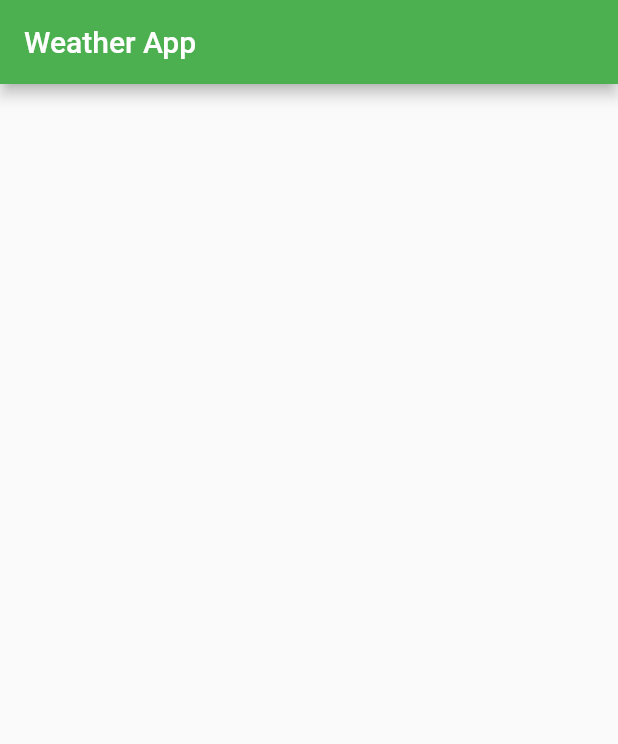
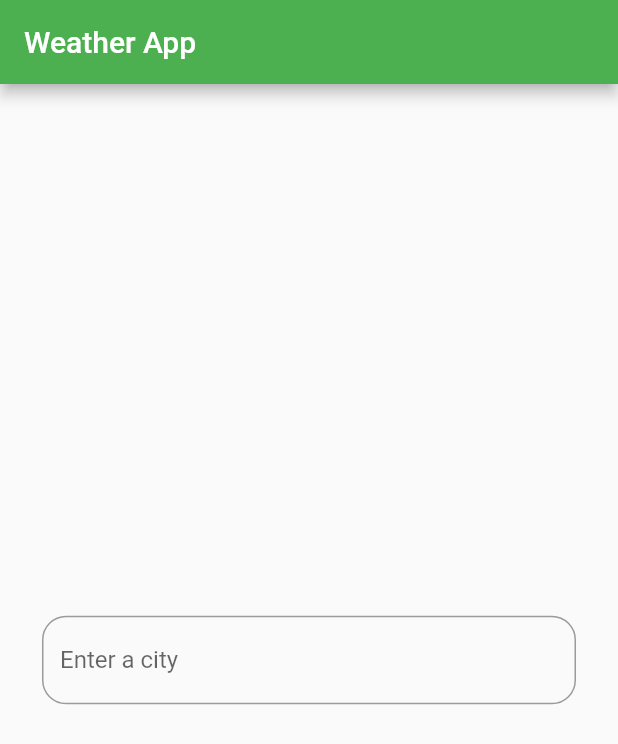
Before and after one commit to MakaiPan/flutter_weather_using_bloc, a Flutter app: the screen it shows after launch, on a phone screen of 412 x 824 dp. Shown: the top 744 px of the screen. Run offline on Flutter 3.47's test engine with Material 2 defaults, Android fonts, the phone set to English and light mode, and no system bars; our stand-ins replace bloc, flutter_bloc.

Commit message:
Complete basic features

```diff
--- /dev/null
+++ b/lib/applications/weather_cubit.dart
@@ -0,0 +1,29 @@
+import 'package:bloc/bloc.dart';
+import 'package:flutter_weather_using_bloc/features/weather/model/weather.dart';
+import 'package:flutter_weather_using_bloc/services/network_helper.dart';
+import 'package:meta/meta.dart';
+import 'package:http/http.dart' as http;
+
+part 'weather_state.dart';
+
+class WeatherCubit extends Cubit<WeatherState> {
+  WeatherCubit() : super(const WeatherInitial());
+
+  Future getWeather(String cityName) async {
+    try {
+      emit(const WeatherLoading());
+      Uri url = getUrlWithCity(city: cityName);
+      NetworkHelper networkHelper = NetworkHelper(url: url);
+      var weatherJsonData = await networkHelper.getJsonData();
+      Weather weather = Weather.fromMap(weatherJsonData);
+      emit(WeatherLoaded(weather));
+    } on NetworkException catch (e) {
+      emit(WeatherError(
+          "${e.toString()}\nCouldn't fetch weather. Please check the city name."));
+    }
+  }
+
+  void init() {
+    emit(const WeatherInitial());
+  }
+}
--- /dev/null
+++ b/lib/applications/weather_state.dart
@@ -0,0 +1,44 @@
+part of 'weather_cubit.dart';
+
+@immutable
+abstract class WeatherState {
+  const WeatherState();
+}
+
+class WeatherInitial extends WeatherState {
+  const WeatherInitial();
+}
+
+class WeatherLoading extends WeatherState {
+  const WeatherLoading();
+}
+
+class WeatherLoaded extends WeatherState {
+  final Weather weather;
+  const WeatherLoaded(this.weather);
+
+  @override
+  bool operator ==(Object other) =>
+      identical(this, other) ||
+      other is WeatherLoaded &&
+          runtimeType == other.runtimeType &&
+          weather == other.weather;
+
+  @override
+  int get hashCode => weather.hashCode;
+}
+
+class WeatherError extends WeatherState {
+  final String message;
+  const WeatherError(this.message);
+
+  @override
+  bool operator ==(Object other) =>
+      identical(this, other) ||
+      other is WeatherError &&
+          runtimeType == other.runtimeType &&
+          message == other.message;
+
+  @override
+  int get hashCode => message.hashCode;
+}
--- a/lib/main.dart
+++ b/lib/main.dart
@@ -1,4 +1,7 @@
 import 'package:flutter/material.dart';
+import 'package:flutter_bloc/flutter_bloc.dart';
+import 'package:flutter_weather_using_bloc/applications/weather_cubit.dart';
+import 'package:flutter_weather_using_bloc/features/weather/weather_repository.dart';
 
 import 'pages/home/home_page.dart';
 
@@ -16,7 +19,10 @@ class MyApp extends StatelessWidget {
       theme: ThemeData(
         primarySwatch: Colors.green,
       ),
-      home: const HomePage(),
+      home: BlocProvider(
+        create: (context) => WeatherCubit(),
+        child: HomePage(),
+      ),
     );
   }
 }
--- a/lib/pages/home/home_page.dart
+++ b/lib/pages/home/home_page.dart
@@ -1,4 +1,10 @@
 import 'package:flutter/material.dart';
+import 'package:flutter_bloc/flutter_bloc.dart';
+import 'package:flutter_weather_using_bloc/features/weather/model/weather.dart';
+
+import '../../applications/weather_cubit.dart';
+import 'widgets/city_input_body.dart';
+import 'widgets/city_weather.dart';
 
 class HomePage extends StatelessWidget {
   const HomePage({Key? key}) : super(key: key);
@@ -9,7 +15,42 @@ class HomePage extends StatelessWidget {
       appBar: AppBar(
         title: const Text('Weather App'),
       ),
-      body: Container(),
+      body: BlocConsumer<WeatherCubit, WeatherState>(
+        listener: (context, state) {
+          if (state is WeatherError) {
+            ScaffoldMessenger.of(context).showSnackBar(
+              SnackBar(content: Text(state.message)),
+            );
+          }
+        },
+        builder: (context, state) {
+          if (state is WeatherInitial) {
+            return buildInitial(context);
+          } else if (state is WeatherLoading) {
+            return buildLoading();
+          } else if (state is WeatherLoaded) {
+            return buildWeatherData(state.weather);
+          } else {
+            return buildInitial(context);
+          }
+        },
+      ),
     );
   }
+
+  Widget buildInitial(BuildContext context) {
+    return Center(
+      child: CityInputBody(
+        onSubmitted: (inputValue) {
+          final weatherCubit = context.read<WeatherCubit>();
+          weatherCubit.getWeather(inputValue);
+        },
+      ),
+    );
+  }
+
+  Widget buildLoading() => const Center(child: CircularProgressIndicator());
+  Widget buildWeatherData(Weather weather) {
+    return CityWeather(weather: weather);
+  }
 }
--- /dev/null
+++ b/lib/pages/home/widgets/city_input_body.dart
@@ -0,0 +1,25 @@
+import 'package:flutter/material.dart';
+import 'package:flutter_weather_using_bloc/utilities/contants.dart';
+
+class CityInputBody extends StatelessWidget {
+  const CityInputBody({
+    Key? key,
+    required this.onSubmitted,
+  }) : super(key: key);
+
+  final Function(String inputValue) onSubmitted;
+
+  @override
+  Widget build(BuildContext context) {
+    return Padding(
+      padding: const EdgeInsets.symmetric(horizontal: 28.0),
+      child: TextField(
+        onSubmitted: onSubmitted,
+        textInputAction: TextInputAction.search,
+        decoration: kInputDecoration.copyWith(
+          hintText: 'Enter a city',
+        ),
+      ),
+    );
+  }
+}
--- a/lib/services/network_helper.dart
+++ b/lib/services/network_helper.dart
@@ -1,20 +1,36 @@
 import 'dart:convert';
+import 'package:flutter_weather_using_bloc/utilities/contants.dart';
 import 'package:http/http.dart' as http;
 
 class NetworkHelper {
-  final String url;
+  final Uri url;
 
   const NetworkHelper({
     required this.url,
   });
 
   Future getJsonData() async {
-    http.Response response = await http.get(Uri.parse(url));
+    http.Response response = await http.get(url);
     if (response.statusCode == 200) {
       String data = response.body;
       return jsonDecode(data);
     } else {
-      throw 'Error: ${response.statusCode}';
+      throw NetworkException(response.statusCode);
     }
   }
 }
+
+class NetworkException implements Exception {
+  NetworkException(this.statusCode);
+  final int statusCode;
+
+  @override
+  String toString() => 'Status Code: $statusCode';
+}
+
+Uri getUrlWithCity({
+  required String city,
+}) {
+  return Uri.parse(
+      '$kOpenWeatherURL?q=$city&units=metric&appid=$kWeatherApiId');
+}
--- /dev/null
+++ b/lib/utilities/contants.dart
@@ -0,0 +1,10 @@
+import 'package:flutter/material.dart';
+
+const kOpenWeatherURL = 'https://api.openweathermap.org/data/2.5/weather';
+const kWeatherApiId = '7d681a760a81ba5b863c0cca27585d6d';
+
+const kInputDecoration = InputDecoration(
+  border: OutlineInputBorder(
+    borderRadius: BorderRadius.all(Radius.circular(16.0)),
+  ),
+);
--- a/pubspec.yaml
+++ b/pubspec.yaml
@@ -35,6 +35,8 @@ dependencies:
   # Use with the CupertinoIcons class for iOS style icons.
   cupertino_icons: ^1.0.2
   http: ^0.13.4
+  bloc: ^8.0.3
+  flutter_bloc: ^8.0.1
 
 dev_dependencies:
   flutter_test:
```
Also changed, not shown: lib/features/weather/model/weather.dart (renamed from lib/model/weather.dart, +10 -0 lines), lib/features/weather/weather_repository.dart (added, +8 -0 lines), lib/pages/home/widgets/city_weather.dart (added, +62 -0 lines), pubspec.lock, 1 other file.
